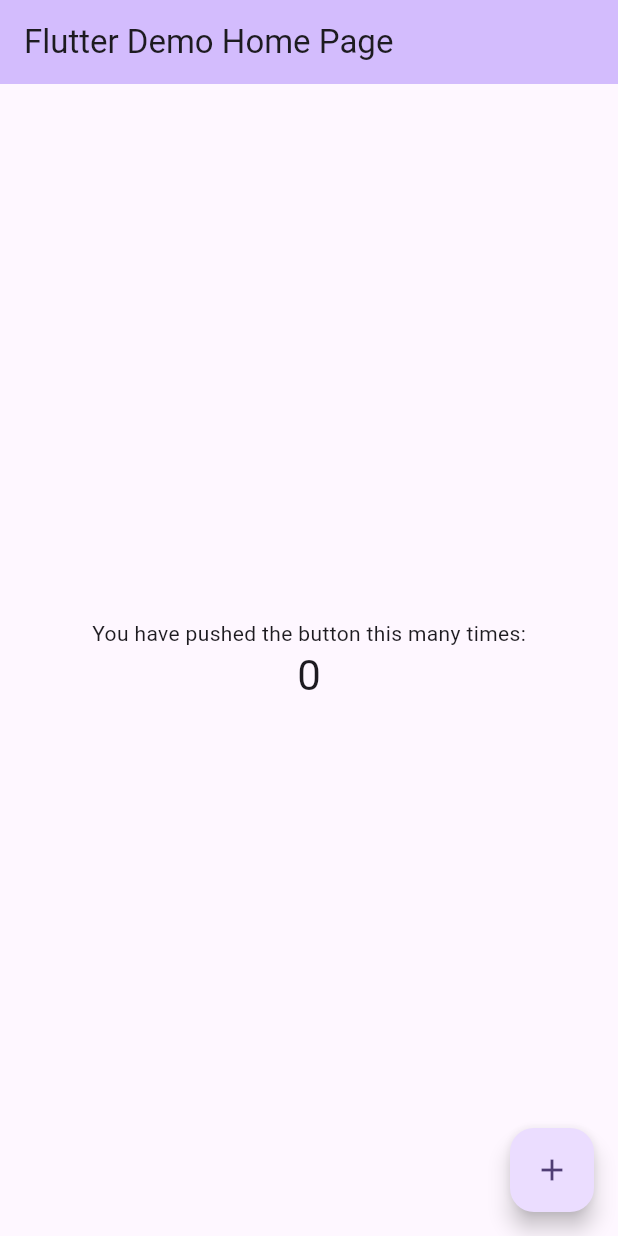
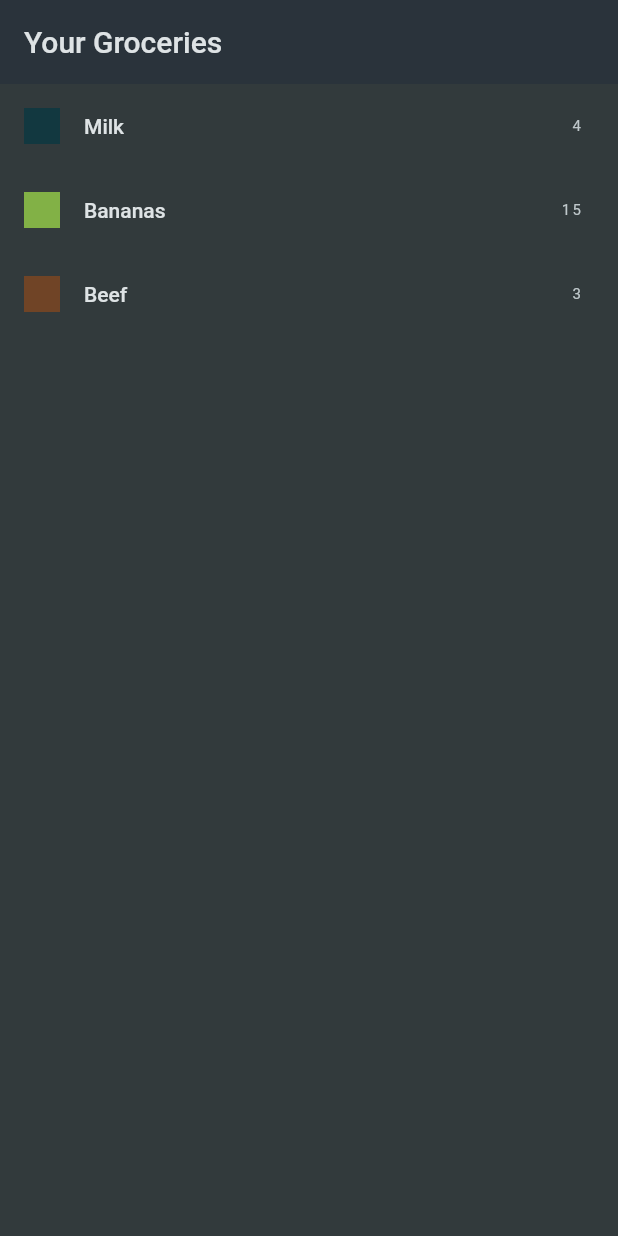
Before and after one commit to adeyemiiiii7/Shopper, a Flutter app: the screen it shows after launch, on a phone screen of 412 x 824 dp. Run offline on Flutter 3.47's test engine with Material 2 defaults, Android fonts, the phone set to English and light mode, and no system bars.

Commit message:
new changes

```diff
--- a/lib/data/dummy_data.dart
+++ b/lib/data/dummy_data.dart
@@ -0,0 +1,22 @@
+import 'package:flutter/material.dart';
+import 'package:shooper/data/categories.dart';
+import 'package:shooper/data/models/category.dart';
+import 'package:shooper/data/models/grocery_item.dart';
+
+final groceryItems = [
+  GroceryItem(
+      id: 'a',
+      name: 'Milk',
+      quantity: 4,
+      category: categories[Categories.dairy]!),
+  GroceryItem(
+      id: 'b',
+      name: 'Bananas',
+      quantity: 15,
+      category: categories[Categories.fruit]!),
+  GroceryItem(
+      id: 'c',
+      name: 'Beef',
+      quantity: 3,
+      category: categories[Categories.meat]!),
+];
--- a/lib/main.dart
+++ b/lib/main.dart
@@ -1,4 +1,5 @@
 import 'package:flutter/material.dart';
+import 'package:shooper/widgets/grocery_list.dart';
 
 void main() {
   runApp(const MyApp());
@@ -11,115 +12,16 @@
   @override
   Widget build(BuildContext context) {
     return MaterialApp(
-      title: 'Flutter Demo',
-      theme: ThemeData(
-        // This is the theme of your application.
-        //
-        // TRY THIS: Try running your application with "flutter run". You'll see
-        // the application has a blue toolbar. Then, without quitting the app,
-        // try changing the seedColor in the colorScheme below to Colors.green
-        // and then invoke "hot reload" (save your changes or press the "hot
-        // reload" button in a Flutter-supported IDE, or press "r" if you used
-        // the command line to start the app).
-        //
-        // Notice that the counter didn't reset back to zero; the application
-        // state is not lost during the reload. To reset the state, use hot
-        // restart instead.
-        //
-        // This works for code too, not just values: Most code changes can be
-        // tested with just a hot reload.
-        colorScheme: ColorScheme.fromSeed(seedColor: Colors.deepPurple),
-        useMaterial3: true,
-      ),
-      home: const MyHomePage(title: 'Flutter Demo Home Page'),
-    );
+        title: 'Flutter Groceries',
+        theme: ThemeData.dark().copyWith(
+          useMaterial3: true,
+          colorScheme: ColorScheme.fromSeed(
+            seedColor: const Color.fromARGB(255, 147, 229, 250),
+            brightness: Brightness.dark,
+            surface: const Color.fromARGB(255, 42, 51, 59),
+          ),
+          scaffoldBackgroundColor: const Color.fromARGB(255, 50, 58, 60),
+        ),
+        home: const GroceryList());
   }
 }
-
-class MyHomePage extends StatefulWidget {
-  const MyHomePage({super.key, required this.title});
-
-  // This widget is the home page of your application. It is stateful, meaning
-  // that it has a State object (defined below) that contains fields that affect
-  // how it looks.
-
-  // This class is the configuration for the state. It holds the values (in this
-  // case the title) provided by the parent (in this case the App widget) and
-  // used by the build method of the State. Fields in a Widget subclass are
-  // always marked "final".
-
-  final String title;
-
-  @override
-  State<MyHomePage> createState() => _MyHomePageState();
-}
-
-class _MyHomePageState extends State<MyHomePage> {
-  int _counter = 0;
-
-  void _incrementCounter() {
-    setState(() {
-      // This call to setState tells the Flutter framework that something has
-      // changed in this State, which causes it to rerun the build method below
-      // so that the display can reflect the updated values. If we changed
-      // _counter without calling setState(), then the build method would not be
-      // called again, and so nothing would appear to happen.
-      _counter++;
-    });
-  }
-
-  @override
-  Widget build(BuildContext context) {
-    // This method is rerun every time setState is called, for instance as done
-    // by the _incrementCounter method above.
-    //
-    // The Flutter framework has been optimized to make rerunning build methods
-    // fast, so that you can just rebuild anything that needs updating rather
-    // than having to individually change instances of widgets.
-    return Scaffold(
-      appBar: AppBar(
-        // TRY THIS: Try changing the color here to a specific color (to
-        // Colors.amber, perhaps?) and trigger a hot reload to see the AppBar
-        // change color while the other colors stay the same.
-        backgroundColor: Theme.of(context).colorScheme.inversePrimary,
-        // Here we take the value from the MyHomePage object that was created by
-        // the App.build method, and use it to set our appbar title.
-        title: Text(widget.title),
-      ),
-      body: Center(
-        // Center is a layout widget. It takes a single child and positions it
-        // in the middle of the parent.
-        child: Column(
-          // Column is also a layout widget. It takes a list of children and
-          // arranges them vertically. By default, it sizes itself to fit its
-          // children horizontally, and tries to be as tall as its parent.
-          //
-          // Column has various properties to control how it sizes itself and
-          // how it positions its children. Here we use mainAxisAlignment to
-          // center the children vertically; the main axis here is the vertical
-          // axis because Columns are vertical (the cross axis would be
-          // horizontal).
-          //
-          // TRY THIS: Invoke "debug painting" (choose the "Toggle Debug Paint"
-          // action in the IDE, or press "p" in the console), to see the
-          // wireframe for each widget.
-          mainAxisAlignment: MainAxisAlignment.center,
-          children: <Widget>[
-            const Text(
-              'You have pushed the button this many times:',
-            ),
-            Text(
-              '$_counter',
-              style: Theme.of(context).textTheme.headlineMedium,
-            ),
-          ],
-        ),
-      ),
-      floatingActionButton: FloatingActionButton(
-        onPressed: _incrementCounter,
-        tooltip: 'Increment',
-        child: const Icon(Icons.add),
-      ), // This trailing comma makes auto-formatting nicer for build methods.
-    );
-  }
-}
--- a/lib/widgets/grocery_list.dart
+++ b/lib/widgets/grocery_list.dart
@@ -0,0 +1,29 @@
+import 'package:flutter/material.dart';
+import 'package:shooper/data/dummy_data.dart';
+
+class GroceryList extends StatelessWidget {
+  const GroceryList({super.key});
+
+  @override
+  Widget build(BuildContext context) {
+    return Scaffold(
+      appBar: AppBar(
+        title: const Text('Your Groceries'),
+      ),
+      body: ListView.builder(
+        itemCount: groceryItems.length,
+        itemBuilder: (ctx, index) => ListTile(
+          title: Text(groceryItems[index].name),
+          leading: Container(
+            width: 24,
+            height: 24,
+            color: groceryItems[index].category.color,
+          ),
+          trailing: Text(
+            groceryItems[index].quantity.toString(),
+          ),
+        ),
+      ),
+    );
+  }
+}
```
Also changed, not shown: lib/data/categories.dart (+53 -0 lines), lib/data/models/category.dart (+26 -0 lines), lib/data/models/grocery_item.dart (+15 -0 lines), lib/widgets/new_item.dart (+23 -0 lines).
